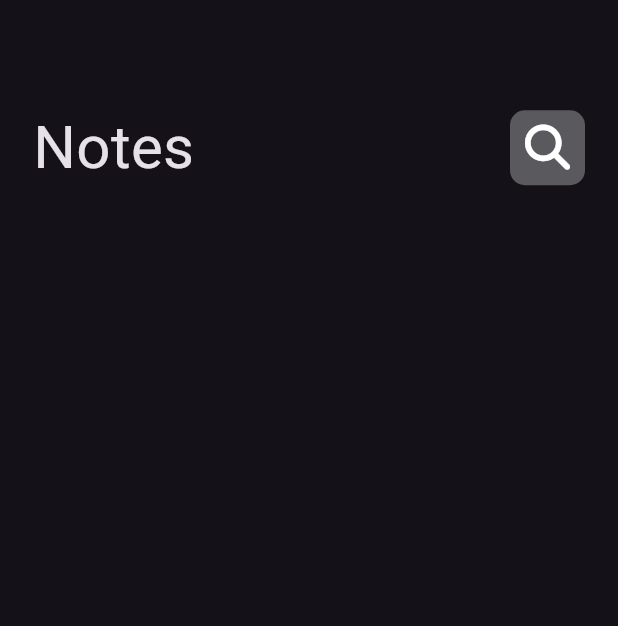
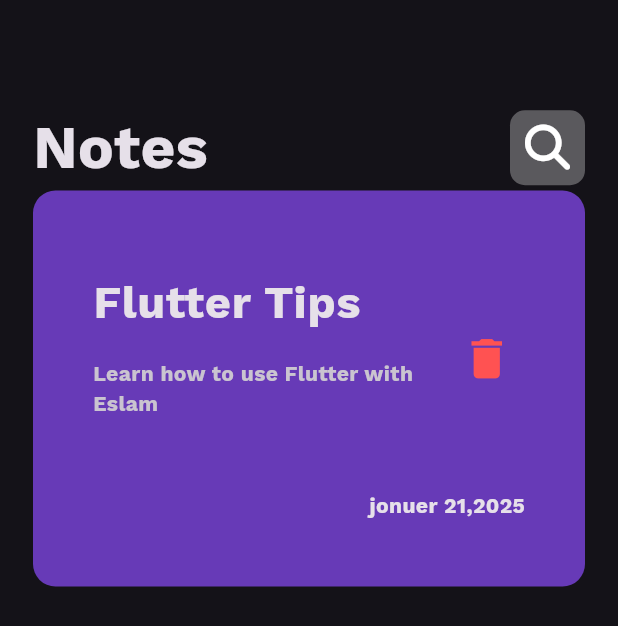
Before and after one commit to eslamabdo1122/Notes_App, a Flutter app: the screen it shows after launch, on a phone screen of 412 x 824 dp. Shown: the top 626 px of the screen. Run offline on Flutter 3.47's test engine with Material 3 defaults, Android fonts, the phone set to English and light mode, and no system bars; our stand-ins replace font_awesome_flutter.

Commit message:
note card

```diff
--- a/lib/main.dart
+++ b/lib/main.dart
@@ -13,6 +13,7 @@ class NotesApp extends StatelessWidget {
       debugShowCheckedModeBanner: false,
       theme: ThemeData(
         brightness: Brightness.dark,
+        fontFamily: 'eslam',
       ),
       home: NotesView(),
     );
--- a/lib/views/notes_view.dart
+++ b/lib/views/notes_view.dart
@@ -1,5 +1,6 @@
 import 'package:flutter/material.dart';
 import 'package:notes_app/widget/custom_app_bar.dart';
+import 'package:notes_app/widget/note_card.dart';
 
 class NotesView extends StatelessWidget {
   const NotesView({super.key});
@@ -15,6 +16,7 @@ class NotesView extends StatelessWidget {
               height: 70,
             ),
             CustomAppBar(),
+            NoteCard(),
           ],
         ),
       ),
--- /dev/null
+++ b/lib/widget/note_card.dart
@@ -0,0 +1,45 @@
+import 'package:flutter/material.dart';
+
+class NoteCard extends StatelessWidget {
+  const NoteCard({super.key});
+
+  @override
+  Widget build(BuildContext context) {
+    return Container(
+      padding: EdgeInsets.all(20),
+      decoration: BoxDecoration(
+        color: Colors.deepPurple,
+        borderRadius: BorderRadius.circular(15),
+      ),
+      child: Padding(
+        padding: const EdgeInsets.symmetric(vertical: 24.0,horizontal: 20),
+        child: Column(
+          crossAxisAlignment: CrossAxisAlignment.end,
+          children: [
+            ListTile(
+              contentPadding: EdgeInsets.zero,
+              title: Text(
+                'Flutter Tips',
+                style: TextStyle(fontWeight: FontWeight.bold, fontSize: 30),
+              ),
+              subtitle: Padding(
+                padding: const EdgeInsets.only(top: 15, bottom: 20),
+                child: Text('Learn how to use Flutter with Eslam'),
+              ),
+              trailing: IconButton(
+                icon: Icon(
+                  Icons.delete,
+                  size: 35,
+                  color: Colors.redAccent,
+                ),
+                onPressed: () {},
+              ),
+            ),
+            SizedBox(height: 20),
+            Text('jonuer 21,2025'),
+          ],
+        ),
+      ),
+    );
+  }
+}
```
Also changed, not shown: pubspec.yaml (+4 -4 lines), assets/fonts/WorkSans-Bold.ttf (added).
